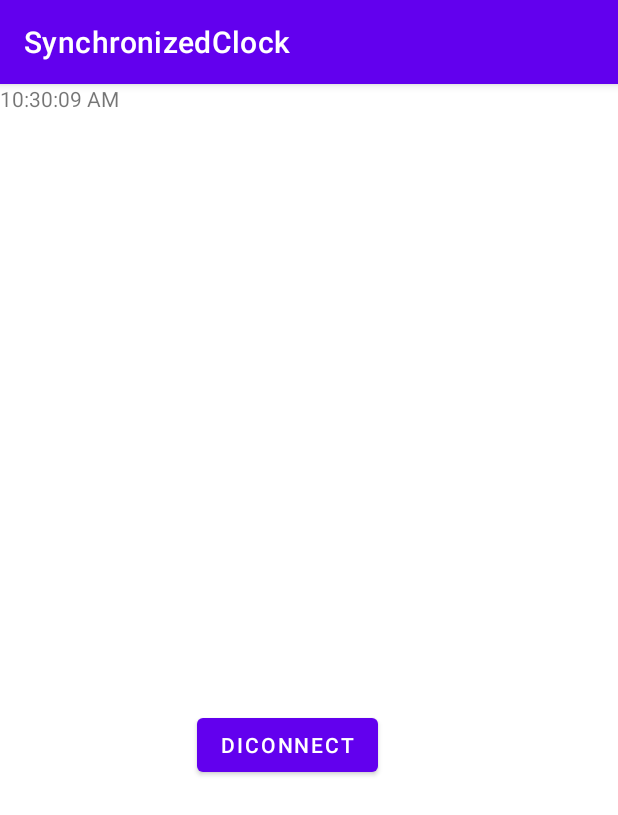
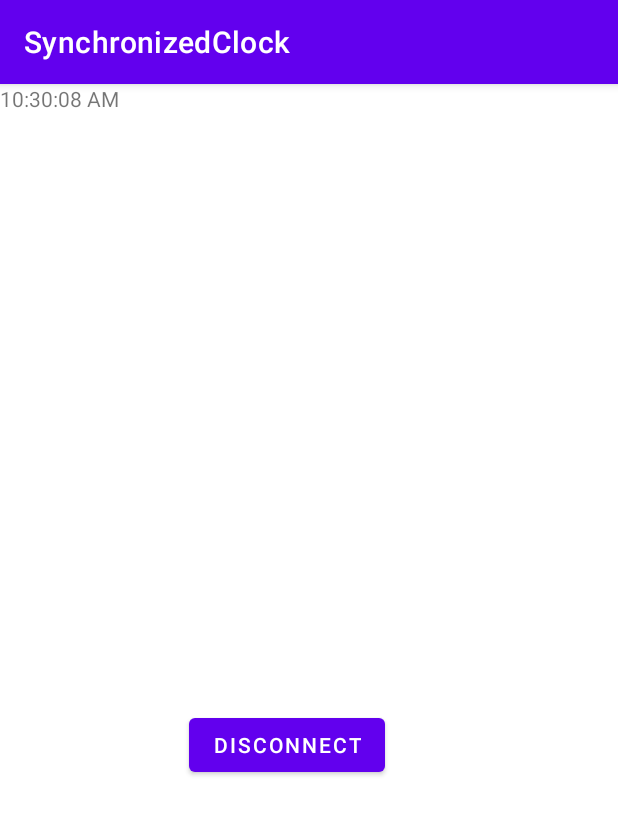
Before and after one commit to husseinkareem/Andriod-NTP-App, an Android app: the screen it shows after launch (MainActivity), after a tap on "CONNECT", on a phone screen of 412 x 824 dp. Shown: the top 815 px of the screen. Run offline under Robolectric (Android 15) with nearby library versions, the phone set to English and light mode, and no system bars; libraries missing offline, so code that uses them is left out: org.apache.commons; 3 statements that could not run were skipped.

Commit message:
Stop/Start is working now

```diff
--- a/app/src/main/java/com/example/synchronizedclock/MainActivity.java
+++ b/app/src/main/java/com/example/synchronizedclock/MainActivity.java
@@ -32,13 +32,13 @@ public class MainActivity extends AppCompatActivity {
         final Button updateUIBtn = findViewById(R.id.button);
         updateUIBtn.setText("Connect");
         UIhandler = new UIHandler();
-        UIThread thread = new UIThread();
         updateUIBtn.setOnClickListener(new View.OnClickListener() {
 
         public void onClick(View v) {
             if (updateUIBtn.getText() == "Connect") {
-                updateUIBtn.setText("Diconnect");
+                updateUIBtn.setText("Disconnect");
                 if (!threadRunning){
+                    UIThread thread = new UIThread();
                     thread.start();
                     threadRunning = true;
                 }
@@ -46,6 +46,7 @@ public class MainActivity extends AppCompatActivity {
             } else {
                 updateUIBtn.setText("Connect");
                 running = false;
+                threadRunning = false;
             }
         }
     });
```
